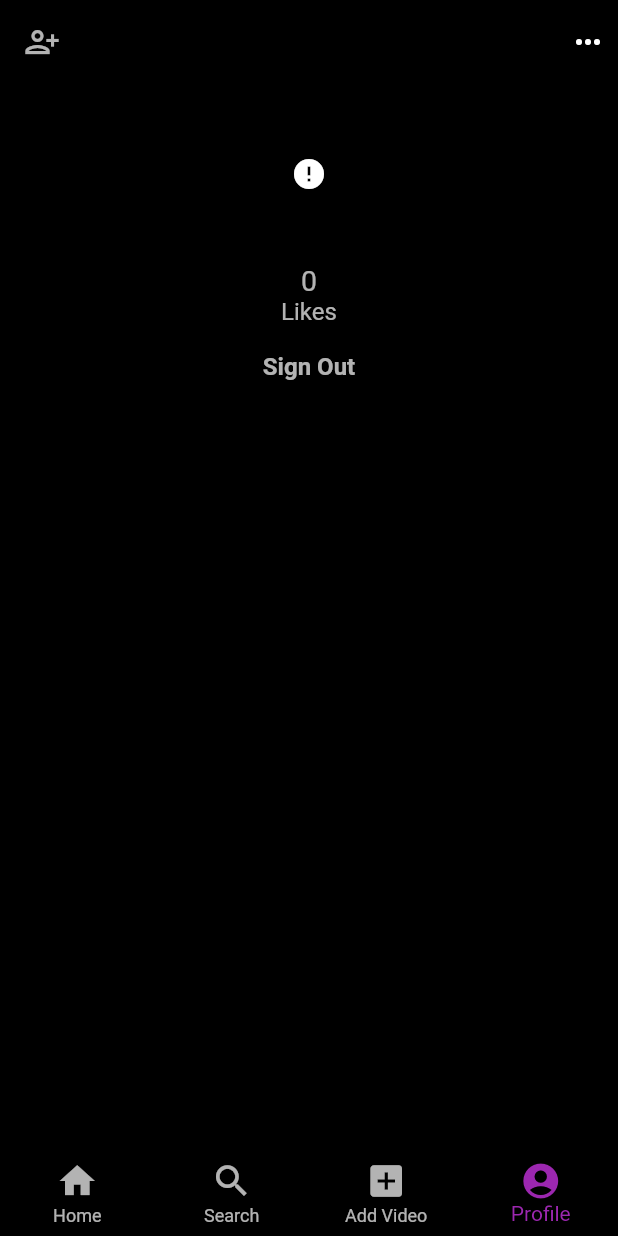
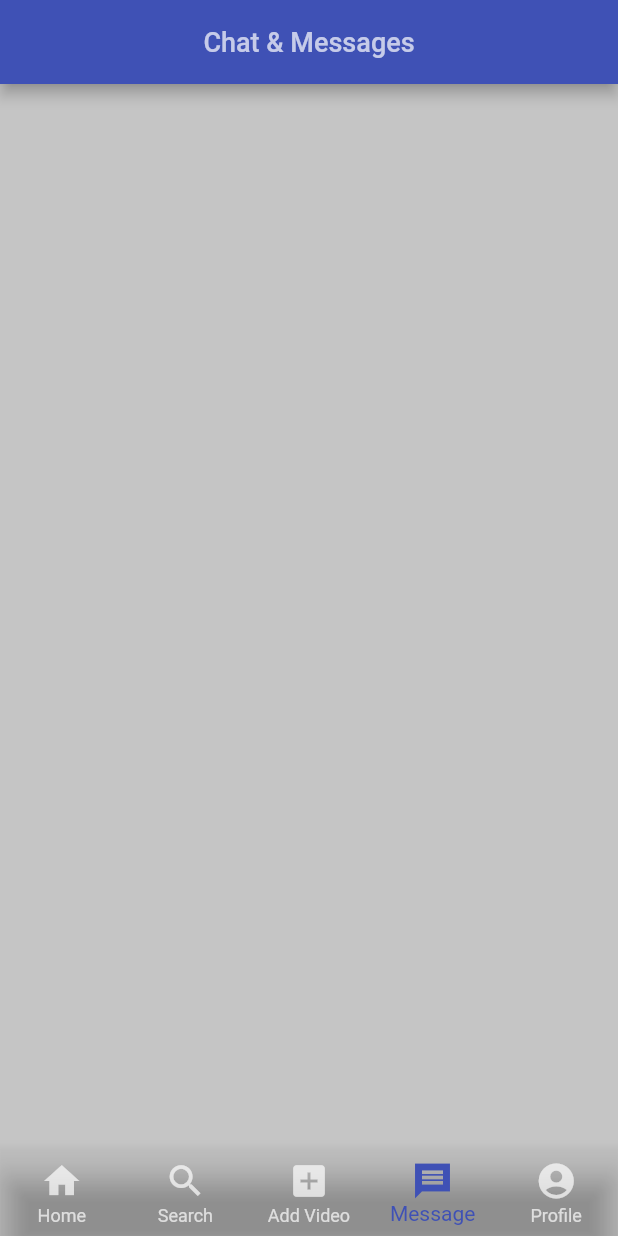
Before and after one commit to gautamjain09/SnapShorts-App, a Flutter app: the screen it shows once a user with an empty profile is signed in, item 4 of the bottom bar chosen, on a phone screen of 412 x 824 dp. Run offline on Flutter 3.47's test engine with Material 2 defaults, Android fonts, the phone set to English and light mode, and no system bars; drawn by our look-alikes of cached_network_image; our stand-ins replace cloud_firestore, firebase_auth, firebase_core, firebase_storage, get, image_picker and 2 more; missing offline and left inert: video_compress; accounts and stored records are empty; statements that could not run were skipped.

Commit message:
Theme Change + Bug Fixing

```diff
--- a/lib/constants.dart
+++ b/lib/constants.dart
@@ -5,8 +5,8 @@ import "package:flutter/material.dart";
 import 'package:snapshorts_app/controllers/auth_controller.dart';
 
 //<------------------- Colors -------------------->
-const buttonColor = Colors.purple;
-const backgroundColor = Colors.black;
+const buttonColor = Colors.indigo;
+const backgroundColor = Colors.black12;
 const borderColor = Colors.white70;
 const textColor = Colors.white70;
 
--- a/lib/controllers/upload_video_controller.dart
+++ b/lib/controllers/upload_video_controller.dart
@@ -1,3 +1,4 @@
+import 'package:flutter/cupertino.dart';
 import 'package:get/get.dart';
 import 'dart:typed_data';
 import 'package:firebase_storage/firebase_storage.dart';
@@ -9,6 +10,7 @@ import 'package:snapshorts_app/views/screens/video_screen.dart';
 import 'package:video_compress/video_compress.dart';
 
 class UploadVideoController extends GetxController {
+  bool isLoadingVideo = false;
   String uid = firebaseAuth.currentUser!.uid;
 
   // ------------------------ Compress Video ------------------------------>
@@ -60,6 +62,7 @@ class UploadVideoController extends GetxController {
   // ------------------------ uploadVideo to Firestore ------------------------------->
   uploadVideo(String songName, String caption, String videoPath) async {
     try {
+      isLoadingVideo = true;
       // Creating Unique ID for each Video
       QuerySnapshot allVideos = await firestore.collection("videos").get();
       int len = allVideos.docs.length;
@@ -96,13 +99,14 @@ class UploadVideoController extends GetxController {
           .doc("Video $len")
           .set(video.toJson())
           .then((value) {
+        isLoadingVideo = false;
         Get.snackbar(
           "Uploaded",
           "Video Uploaded Successfully",
         );
       });
 
-      Get.off(
+      Get.offAll(
         () => const VideoScreen(),
       );
     } on FirebaseException catch (e) {
--- a/lib/main.dart
+++ b/lib/main.dart
@@ -26,7 +26,7 @@ class MyApp extends StatelessWidget {
       title: 'SnapShorts App',
       theme: ThemeData(
         brightness: Brightness.dark,
-        primarySwatch: Colors.purple,
+        primarySwatch: buttonColor,
         scaffoldBackgroundColor: backgroundColor,
       ),
       home: const LoginScreen(),
--- a/lib/views/screens/auth/login_screen.dart
+++ b/lib/views/screens/auth/login_screen.dart
@@ -88,7 +88,7 @@ class _LoginScreenState extends State<LoginScreen> {
                     onTap: () {
                       Get.off(() => const SignUpScreen());
                     },
-                    child: const Text(
+                    child: Text(
                       "Register",
                       style: TextStyle(
                         color: buttonColor,
--- a/lib/views/screens/auth/signup_screen.dart
+++ b/lib/views/screens/auth/signup_screen.dart
@@ -135,7 +135,7 @@ class _SignUpScreenState extends State<SignUpScreen> {
                     onTap: () {
                       Get.off(() => const LoginScreen());
                     },
-                    child: const Text(
+                    child: Text(
                       "Login",
                       style: TextStyle(
                         fontSize: 15,
--- a/lib/views/screens/confirm_screen.dart
+++ b/lib/views/screens/confirm_screen.dart
@@ -3,6 +3,7 @@ import "package:flutter/material.dart";
 import 'package:get/get.dart';
 import 'package:snapshorts_app/constants.dart';
 import 'package:snapshorts_app/controllers/upload_video_controller.dart';
+import 'package:snapshorts_app/views/animations/three_dots_animation.dart';
 import 'package:snapshorts_app/views/widgets/custom_textfield.dart';
 import 'package:video_player/video_player.dart';
 
@@ -117,6 +118,7 @@ class _ConfirmScreenState extends State<ConfirmScreen> {
                       ),
                     ),
                   ),
+                  if (uploadVideoController.isLoadingVideo) const ThreeDots(),
                   const SizedBox(height: 20),
                 ],
               ),
--- a/lib/views/screens/home_screen.dart
+++ b/lib/views/screens/home_screen.dart
@@ -1,5 +1,6 @@
 import "package:flutter/material.dart";
 import 'package:snapshorts_app/constants.dart';
+import 'package:snapshorts_app/views/screens/message_screen.dart';
 import 'package:snapshorts_app/views/screens/upload_video_screen.dart';
 import 'package:snapshorts_app/views/screens/profile_screen.dart';
 import 'package:snapshorts_app/views/screens/search_screen.dart';
@@ -18,6 +19,7 @@ class _HomeScreenState extends State<HomeScreen> {
     const VideoScreen(),
     SearchScreen(),
     const UploadVideoScreen(),
+    MessagingScreen(),
     ProfileScreen(uid: authController.user.uid),
   ];
 
@@ -59,6 +61,13 @@ class _HomeScreenState extends State<HomeScreen> {
             ),
           ),
           BottomNavigationBarItem(
+            label: "Message",
+            icon: Icon(
+              Icons.message_sharp,
+              size: 28,
+            ),
+          ),
+          BottomNavigationBarItem(
             label: "Profile",
             icon: Icon(
               Icons.account_circle_sharp,
--- /dev/null
+++ b/lib/views/screens/message_screen.dart
@@ -0,0 +1,23 @@
+import 'package:flutter/material.dart';
+import 'package:snapshorts_app/constants.dart';
+
+class MessagingScreen extends StatelessWidget {
+  const MessagingScreen({super.key});
+
+  @override
+  Widget build(BuildContext context) {
+    return Scaffold(
+      appBar: AppBar(
+        title: const Text(
+          "Chat & Messages",
+          style: TextStyle(
+            fontSize: 18,
+            color: textColor,
+          ),
+        ),
+        centerTitle: true,
+        backgroundColor: buttonColor,
+      ),
+    );
+  }
+}
--- a/lib/views/screens/profile_screen.dart
+++ b/lib/views/screens/profile_screen.dart
@@ -33,7 +33,7 @@ class _ProfileScreenState extends State<ProfileScreen> {
       }
       return Scaffold(
         appBar: AppBar(
-          backgroundColor: Colors.black12,
+          backgroundColor: backgroundColor,
           leading: InkWell(
             onTap: (() {
               Get.to(
@@ -47,7 +47,7 @@ class _ProfileScreenState extends State<ProfileScreen> {
           ),
           actions: const [
             Padding(
-              padding: EdgeInsets.all(8.0),
+              padding: EdgeInsets.all(5.0),
               child: Icon(Icons.more_horiz),
             ),
           ],
@@ -55,7 +55,7 @@ class _ProfileScreenState extends State<ProfileScreen> {
           title: Text(
             profileController.user['username'],
             style: const TextStyle(
-              fontSize: 22,
+              fontSize: 21,
               fontWeight: FontWeight.w500,
               color: Colors.white,
             ),
@@ -140,8 +140,8 @@ class _ProfileScreenState extends State<ProfileScreen> {
                           ),
                         ),
                       ),
-                      const SizedBox(
-                        height: 5,
+                      const Divider(
+                        thickness: 2,
                       ),
                       GridView.builder(
                         gridDelegate:
--- a/lib/views/widgets/custom_textfield.dart
+++ b/lib/views/widgets/custom_textfield.dart
@@ -20,7 +20,7 @@ class CustomTextField extends StatelessWidget {
       controller: controller,
       decoration: InputDecoration(
         labelText: labelText,
-        labelStyle: const TextStyle(fontSize: 18),
+        labelStyle: const TextStyle(fontSize: 16),
         prefixIcon: Icon(prefixIcon),
         enabledBorder: OutlineInputBorder(
           borderRadius: BorderRadius.circular(10),
```
Also changed, not shown: lib/views/animations/three_dots_animation.dart (added, +60 -0 lines), lib/views/screens/comment_screen.dart (+38 -22 lines), lib/views/screens/search_screen.dart (+6 -6 lines), lib/views/screens/upload_video_screen.dart (+21 -10 lines), lib/views/screens/video_screen.dart (+23 -12 lines), lib/views/widgets/custom_musicalbum_viewer.dart (+8 -7 lines).
